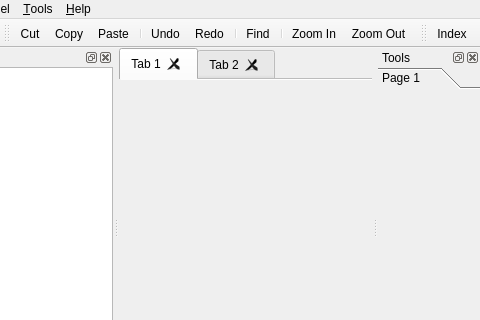
This is jalapaquery/src/jalapaquery/mainwindow.ui in leonhad/jalapaquery as Qt 5 draws it before an edit; both pictures show x 143 to 623 and y 0 to 320 of the 623 by 427 pixel window. The edited form follows.
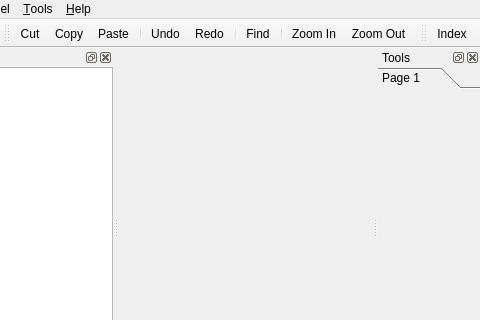
This is the edited form. Icons and pictures are not drawn.

Diff of the .ui file:
```diff
--- a/jalapaquery/src/jalapaquery/mainwindow.ui
+++ b/jalapaquery/src/jalapaquery/mainwindow.ui
@@ -35,16 +35,6 @@
       <property name="movable">
        <bool>true</bool>
       </property>
-      <widget class="QWidget" name="tab">
-       <attribute name="title">
-        <string>Tab 1</string>
-       </attribute>
-      </widget>
-      <widget class="QWidget" name="tab_2">
-       <attribute name="title">
-        <string>Tab 2</string>
-       </attribute>
-      </widget>
      </widget>
     </item>
    </layout>
```
Left out of the diff: 65 changed lines with no effect on the pictures.
